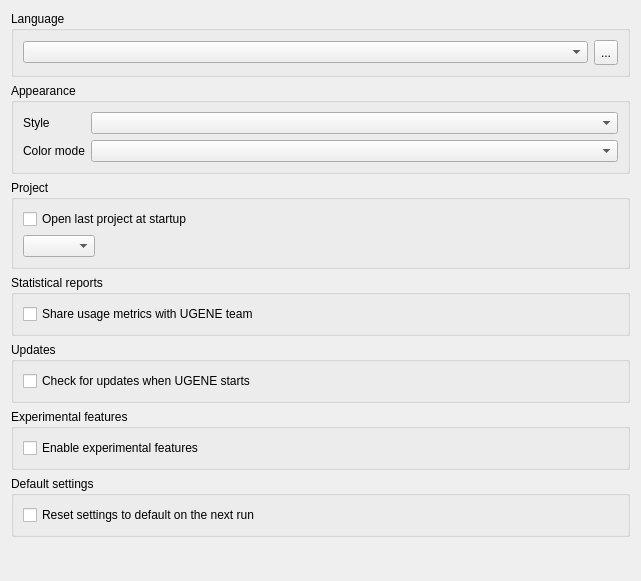
This is src/ugeneui/src/app_settings/user_apps_settings/UserApplicationsSettingsWidget.ui in ugeneunipro/ugene as Qt 5 draws it before an edit. The edited form follows.
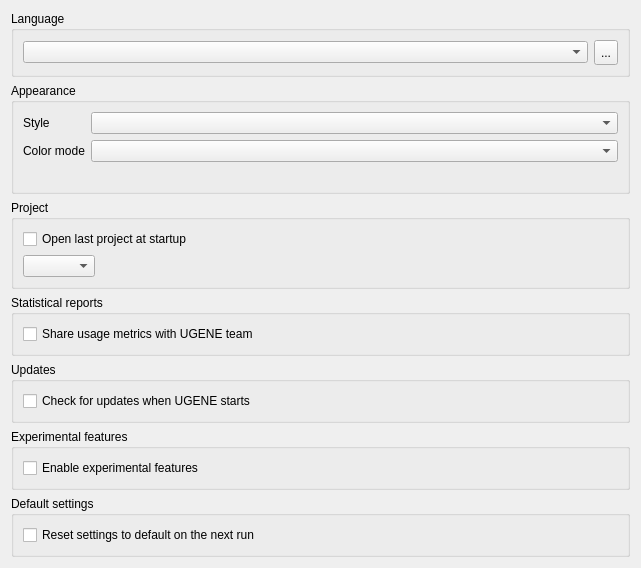
This is the edited form.

What changed in the file:
```diff
--- a/src/ugeneui/src/app_settings/user_apps_settings/UserApplicationsSettingsWidget.ui
+++ b/src/ugeneui/src/app_settings/user_apps_settings/UserApplicationsSettingsWidget.ui
@@ -7,7 +7,7 @@
     <x>0</x>
     <y>0</y>
     <width>641</width>
-    <height>581</height>
+    <height>543</height>
    </rect>
   </property>
   <property name="sizePolicy">
@@ -19,7 +19,7 @@
   <property name="windowTitle">
    <string/>
   </property>
-  <layout class="QVBoxLayout" name="verticalLayout_4">
+  <layout class="QVBoxLayout" name="verticalLayout_8">
    <item>
     <widget class="QGroupBox" name="langBox">
      <property name="title">
@@ -56,7 +56,9 @@
      <property name="title">
       <string>Appearance</string>
      </property>
-     <layout class="QHBoxLayout" name="horizontalLayout_2">
+     <layout class="QVBoxLayout" name="verticalLayout_4">
+      <item>
+       <layout class="QHBoxLayout" name="horizontalLayout_3">
       <item>
        <layout class="QVBoxLayout" name="verticalLayout_6">
         <item>
@@ -106,6 +108,15 @@
        </layout>
       </item>
      </layout>
+      </item>
+      <item>
+       <widget class="QLabel" name="errorLabel">
+        <property name="text">
+         <string/>
+        </property>
+       </widget>
+      </item>
+     </layout>
     </widget>
    </item>
    <item>
```
Left out of the diff: 4 changed lines with no effect on the pictures. Lines whose indentation alone changed are shown as unchanged.
